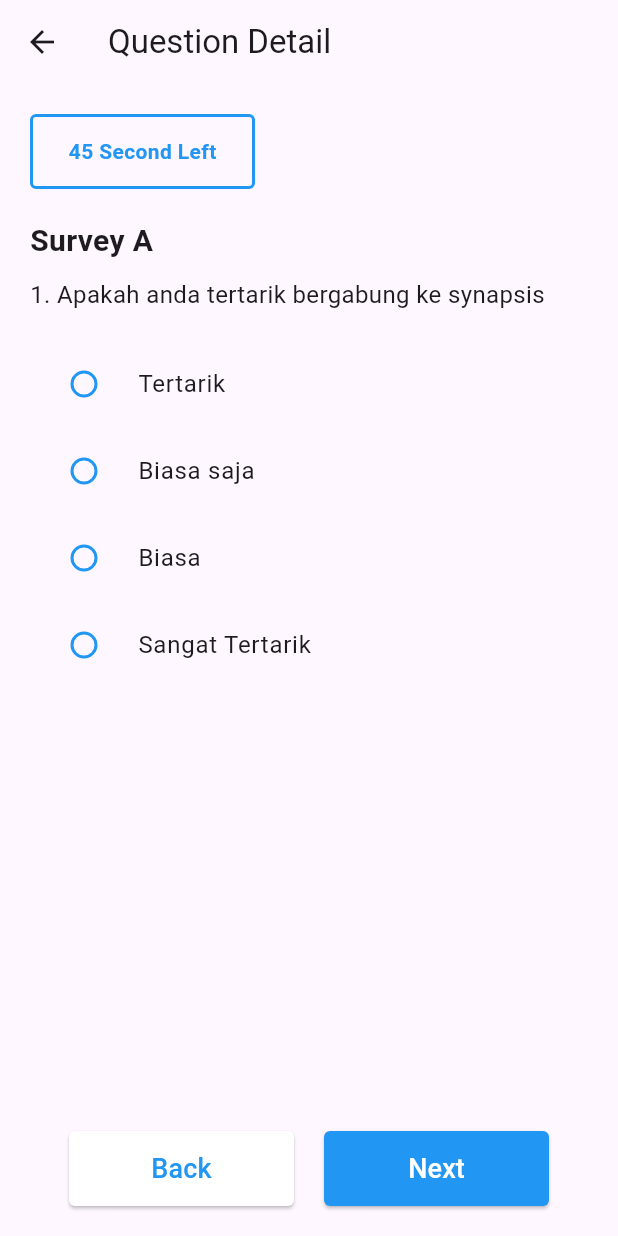
After one commit to adhityabye/synapsis-challenge-bayu, a Flutter app: the QuestionDetail screen opened directly, on a phone screen of 412 x 824 dp. The commit adds this screen. Run offline on Flutter 3.47's test engine with Material 3 defaults, Android fonts, the phone set to English and light mode, and no system bars; our stand-ins replace shared_preferences; accounts and stored records are empty.

Commit message:
day 3 challenge

```diff
--- /dev/null
+++ b/lib/src/question/presentation/view/question_detail.dart
@@ -0,0 +1,171 @@
+import 'package:flutter/material.dart';
+import 'package:synapsis_challenge/src/question/presentation/view/question_detail_text.dart';
+
+class QuestionDetail extends StatefulWidget {
+  const QuestionDetail({super.key});
+
+  @override
+  State<QuestionDetail> createState() => _QuestionDetailState();
+}
+
+class _QuestionDetailState extends State<QuestionDetail> {
+  int? _selectedValue;
+
+  @override
+  String choicetxt(int option) {
+    switch (option) {
+      case 1:
+        return 'Tertarik';
+      case 2:
+        return 'Biasa saja';
+      case 3:
+        return 'Biasa';
+      case 4:
+        return 'Sangat Tertarik';
+      default:
+        return '';
+    }
+  }
+
+  Widget build(BuildContext context) {
+    return Scaffold(
+        appBar: AppBar(
+          title: const Text('Question Detail'),
+        ),
+        body: Container(
+          margin: const EdgeInsets.symmetric(vertical: 20, horizontal: 20),
+          child: Column(
+            children: [
+              Row(
+                children: [
+                  Container(
+                    height: 50,
+                    width: 150,
+                    decoration: BoxDecoration(
+                      border: Border.all(
+                        color: Colors.blue,
+                        width: 2,
+                      ),
+                      borderRadius: BorderRadius.circular(4),
+                    ),
+                    child: Center(
+                      child: Text(
+                        '45 Second Left',
+                        style: TextStyle(
+                          color: Colors.blue,
+                          fontWeight: FontWeight.bold,
+                        ),
+                      ),
+                    ),
+                  ),
+                ],
+              ),
+              const SizedBox(height: 20),
+              Container(
+                width: double.infinity,
+                child: Column(
+                  mainAxisAlignment: MainAxisAlignment.center,
+                  crossAxisAlignment: CrossAxisAlignment.start,
+                  children: [
+                    const Text(
+                      "Survey A",
+                      style: TextStyle(
+                        fontSize: 20,
+                        fontWeight: FontWeight.bold,
+                      ),
+                    ),
+                    const SizedBox(height: 10),
+                    const Text(
+                      "1. Apakah anda tertarik bergabung ke synapsis",
+                      style: TextStyle(
+                        fontSize: 16,
+                        fontWeight: FontWeight.w400,
+                      ),
+                    ),
+                    const SizedBox(height: 20),
+                    Wrap(
+                      spacing: 5,
+                      runSpacing: 2,
+                      children: List.generate(
+                        4,
+                        (index) => RadioListTile<int>(
+                          fillColor: MaterialStateProperty.all(Colors.blue),
+                          title: Text(
+                            choicetxt(index + 1),
+                          ),
+                          value: index + 1,
+                          groupValue: _selectedValue,
+                          onChanged: (value) {
+                            setState(() {
+                              _selectedValue = value;
+                            });
+                          },
+                        ),
+                      ),
+                    ),
+                  ],
+                ),
+              ),
+            ],
+          ),
+        ),
+        bottomNavigationBar: Container(
+          margin: EdgeInsets.symmetric(vertical: 20, horizontal: 20),
+          child: Row(
+            mainAxisAlignment: MainAxisAlignment.center,
+            children: [
+              ElevatedButton(
+                onPressed: () {
+                  Navigator.pop(context);
+                },
+                style: OutlinedButton.styleFrom(
+                  backgroundColor: Colors.white,
+                  minimumSize: const Size(150, 50),
+                  shape: const RoundedRectangleBorder(
+                    borderRadius: BorderRadius.horizontal(
+                      left: Radius.circular(4),
+                      right: Radius.circular(4),
+                    ),
+                  ),
+                ),
+                child: const Text(
+                  "Back",
+                  style: TextStyle(
+                    color: Colors.blue,
+                    fontSize: 18,
+                  ),
+                ),
+              ),
+              SizedBox(
+                width: 20,
+              ),
+              ElevatedButton(
+                onPressed: () {
+                  Navigator.push(
+                      context,
+                      MaterialPageRoute(
+                          builder: (context) => const TextQuestion()));
+                },
+                style: ElevatedButton.styleFrom(
+                  backgroundColor: Colors.blue,
+                  minimumSize: const Size(150, 50),
+                  shape: const RoundedRectangleBorder(
+                    borderRadius: BorderRadius.horizontal(
+                      left: Radius.circular(4),
+                      right: Radius.circular(4),
+                    ),
+                  ),
+                ),
+                child: const Text(
+                  "Next",
+                  style: TextStyle(
+                    color: Colors.white,
+                    fontSize: 18,
+                  ),
+                ),
+              ),
+            ],
+          ),
+        ));
+  }
+}
--- a/lib/src/survey/presentation/utils/global.dart
+++ /dev/null
@@ -1,3 +0,0 @@
-class GVariable {
-  static String api_dev = "https://dev-api-lms.apps-madhani.com/v1";
-}
--- a/pubspec.yaml
+++ b/pubspec.yaml
@@ -32,6 +32,7 @@ dependencies:
     sdk: flutter
 
   http: ^1.2.0
+  shared_preferences:  ^2.0.6
 
 
   # The following adds the Cupertino Icons font to your application.
```
Also changed, not shown: lib/src/login/presentation/view/login.dart (+40 -12 lines), lib/src/question/presentation/view/question_detail_text.dart (added, +148 -0 lines), lib/src/survey/domain/entities/assessment.dart (added, +70 -0 lines), lib/src/survey/presentation/view/survey.dart (+22 -82 lines), pubspec.lock, 1 other file.
